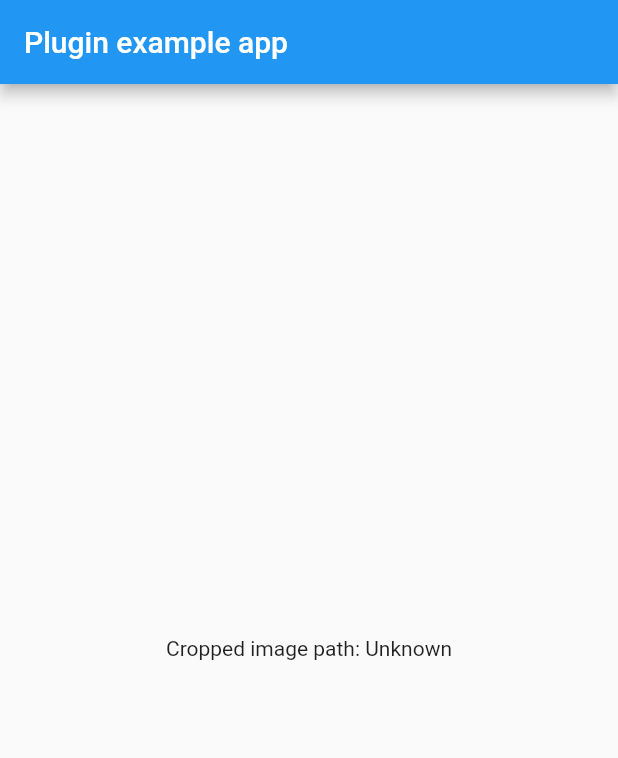
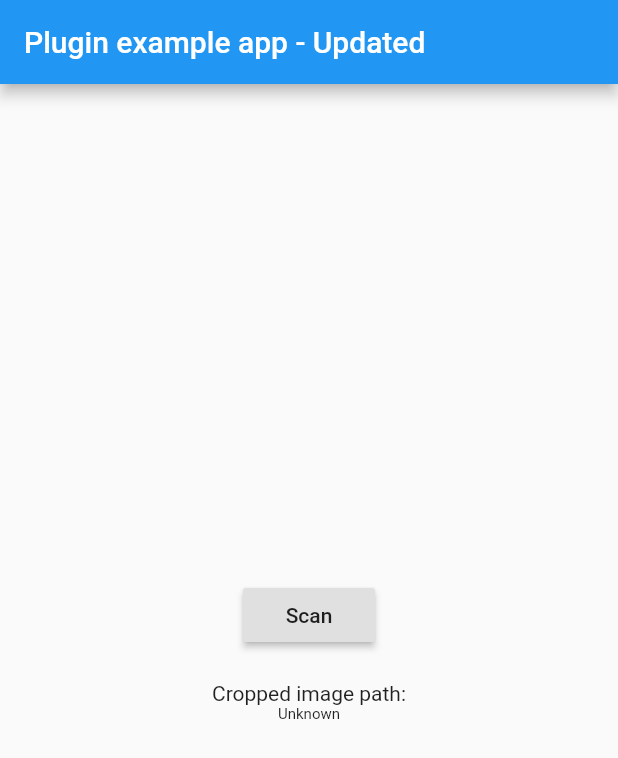
Before and after one commit to sawankumarbundelkhandi/edge_detection, a Flutter app: the screen it shows after launch, on a phone screen of 412 x 824 dp. Shown: the top 758 px of the screen. Run offline on Flutter 3.47's test engine with Material 2 defaults, Android fonts, the light colour scheme and no system bars.

```diff
--- a/example/lib/main.dart
+++ b/example/lib/main.dart
@@ -8,7 +8,7 @@ void main() => runApp(new MyApp());
 
 class MyApp extends StatefulWidget {
   @override
-  _MyAppState createState() => new _MyAppState();
+  _MyAppState createState() => _MyAppState();
 }
 
 class _MyAppState extends State<MyApp> {
@@ -17,7 +17,6 @@ class _MyAppState extends State<MyApp> {
   @override
   void initState() {
     super.initState();
-    initPlatformState();
   }
 
   // Platform messages are asynchronous, so we initialize in an async method.
@@ -26,6 +25,9 @@ class _MyAppState extends State<MyApp> {
     // Platform messages may fail, so we use a try/catch PlatformException.
     try {
       imagePath = await EdgeDetection.detectEdge;
+      if (imagePath != null) {
+        print("$imagePath");
+      }
     } on PlatformException {
       imagePath = 'Failed to get cropped image path.';
     }
@@ -42,13 +44,31 @@ class _MyAppState extends State<MyApp> {
 
   @override
   Widget build(BuildContext context) {
-    return new MaterialApp(
-      home: new Scaffold(
-        appBar: new AppBar(
-          title: const Text('Plugin example app'),
+    return MaterialApp(
+      home: Scaffold(
+        appBar: AppBar(
+          title: const Text('Plugin example app - Updated'),
         ),
-        body: new Center(
-          child: new Text('Cropped image path: $_imagePath\n'),
+        body: Column(
+          mainAxisAlignment: MainAxisAlignment.center,
+          crossAxisAlignment: CrossAxisAlignment.center,
+          children: [
+            Center(
+              child: RaisedButton(
+                onPressed: initPlatformState,
+                child: Text('Scan'),
+              ),
+            ),
+            SizedBox(height: 20),
+            Text('Cropped image path:'),
+            Padding(
+              padding: const EdgeInsets.only(top: 0, left: 0, right: 0),
+              child: Text(
+                '$_imagePath\n',
+                style: TextStyle(fontSize: 10),
+              ),
+            ),
+          ],
         ),
       ),
     );
```
Also changed, not shown: 62 other files.
